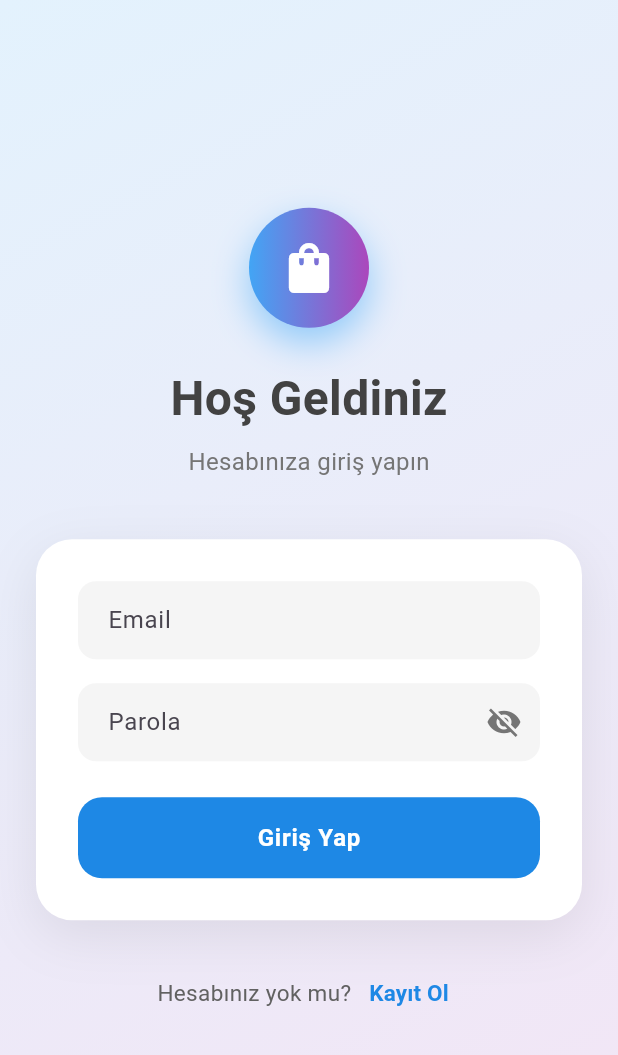
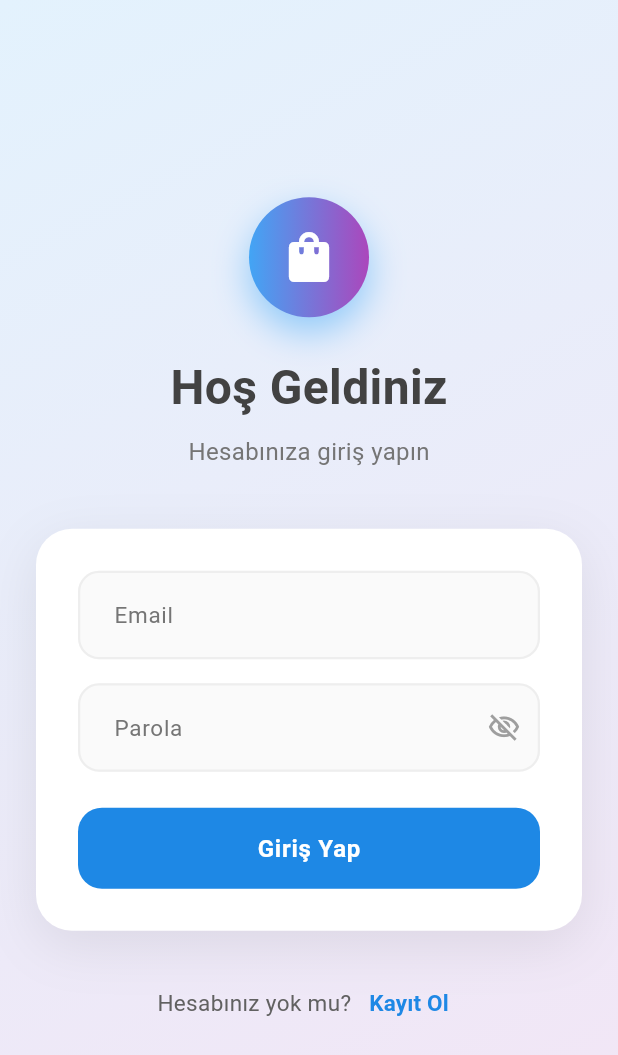
Before and after one commit to envertunasonmez/E-Commerce-App, a Flutter app: the screen it shows after launch, on a phone screen of 412 x 824 dp. Shown: the top 1055 px of the screen. Run offline on Flutter 3.47's test engine with Material 3 defaults, Android fonts, the phone set to English and light mode, and no system bars; our stand-ins replace firebase_auth, firebase_core, flutter_bloc; accounts and stored records are empty.

Commit message:
update - custom text form field

```diff
--- a/lib/product/widgets/custom_text_form_field.dart
+++ b/lib/product/widgets/custom_text_form_field.dart
@@ -41,23 +41,45 @@ class CustomTextFormField extends StatelessWidget {
           ? TextInputType.emailAddress
           : TextInputType.text,
       textInputAction: TextInputAction.next,
+      style: TextStyle(fontSize: 15, color: Colors.grey.shade800),
       decoration: InputDecoration(
         labelText: label,
+        labelStyle: TextStyle(color: Colors.grey.shade600, fontSize: 15),
         filled: true,
-        fillColor: Colors.grey[100],
+        fillColor: Colors.grey.shade50,
         contentPadding: const EdgeInsets.symmetric(
-          horizontal: 16,
-          vertical: 14,
+          horizontal: 20,
+          vertical: 18,
         ),
         border: OutlineInputBorder(
-          borderRadius: BorderRadius.circular(12),
-          borderSide: BorderSide.none,
+          borderRadius: BorderRadius.circular(14),
+          borderSide: BorderSide(color: Colors.grey.shade200, width: 1.5),
         ),
+        enabledBorder: OutlineInputBorder(
+          borderRadius: BorderRadius.circular(14),
+          borderSide: BorderSide(color: Colors.grey.shade200, width: 1.5),
+        ),
+        focusedBorder: OutlineInputBorder(
+          borderRadius: BorderRadius.circular(14),
+          borderSide: BorderSide(color: Colors.blue.shade400, width: 2),
+        ),
+        errorBorder: OutlineInputBorder(
+          borderRadius: BorderRadius.circular(14),
+          borderSide: BorderSide(color: Colors.red.shade300, width: 1.5),
+        ),
+        focusedErrorBorder: OutlineInputBorder(
+          borderRadius: BorderRadius.circular(14),
+          borderSide: BorderSide(color: Colors.red.shade400, width: 2),
+        ),
+        errorStyle: TextStyle(color: Colors.red.shade600, fontSize: 12),
         suffixIcon: isPassword
             ? IconButton(
                 icon: Icon(
-                  obscureText ? Icons.visibility_off : Icons.visibility,
-                  color: Colors.grey[600],
+                  obscureText
+                      ? Icons.visibility_off_outlined
+                      : Icons.visibility_outlined,
+                  color: Colors.grey.shade500,
+                  size: 22,
                 ),
                 onPressed: () {
                   context.read<PasswordVisibilityCubit>().toggle();
```
